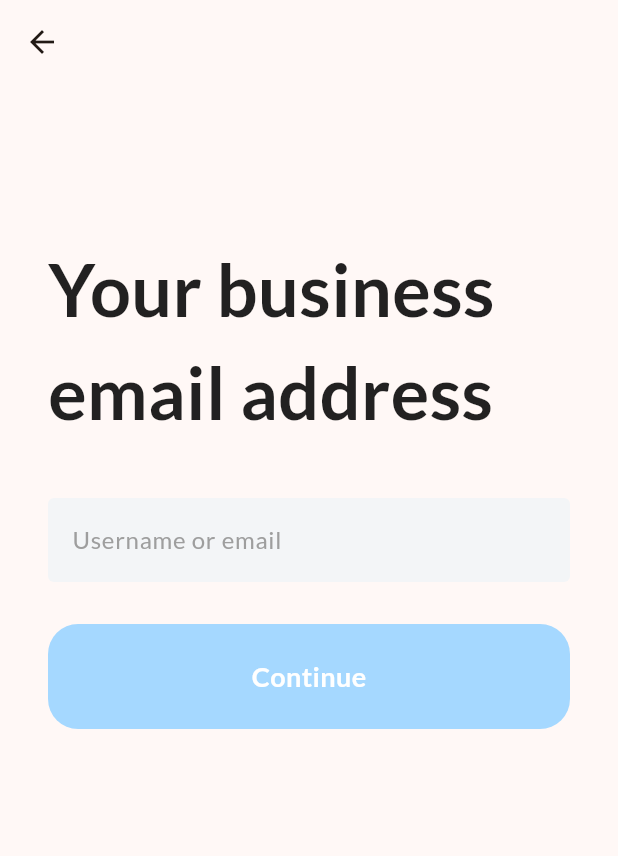
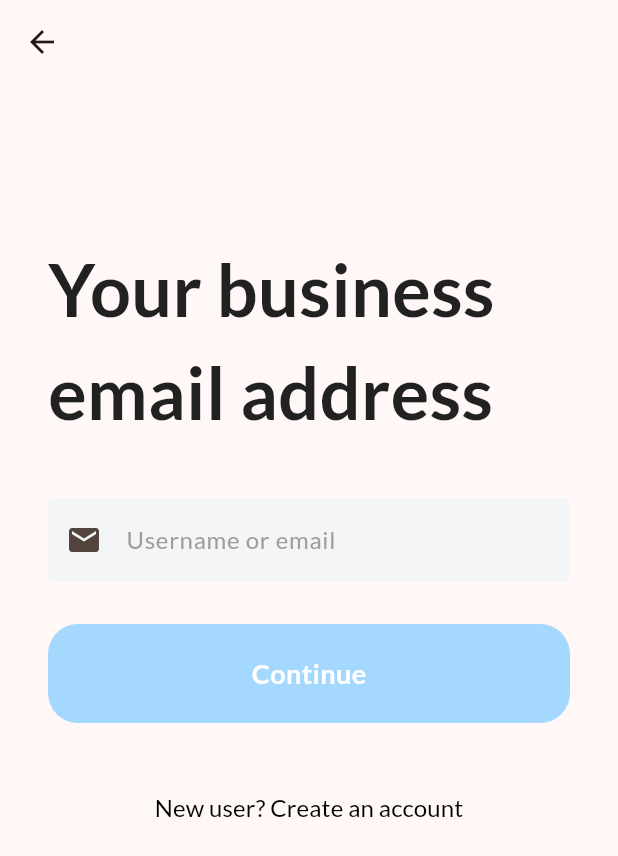
Before and after one commit to szhin/apartment-manager, a Flutter app: the screen it shows after launch, after a tap on "Continue with Email", on a phone screen of 412 x 824 dp. Shown: the top 856 px of the screen. Run offline on Flutter 3.47's test engine with Material 2 defaults, Android fonts, the phone set to English and light mode, and no system bars; our stand-ins replace email_validator, google_fonts.

Commit message:
create create account, add username and email confirm

```diff
--- a/lib/components/inkwell_image_text.dart
+++ b/lib/components/inkwell_image_text.dart
@@ -17,7 +17,7 @@ class InkWellImageText extends StatelessWidget {
     return InkWell(
       onTap: () {},
       child: Container(
-        padding: const EdgeInsets.all(20),
+        padding: const EdgeInsets.all(18),
         margin: EdgeInsets.symmetric(horizontal: margin),
         decoration: BoxDecoration(
           color: Colors.white,
--- a/lib/components/inkwell_text.dart
+++ b/lib/components/inkwell_text.dart
@@ -3,34 +3,40 @@ import 'package:flutter/material.dart';
 class InkWellText extends StatelessWidget {
   final String text;
   final double margin;
-  final bool isValid;
-  final bool isCorrectEmail;
+  final bool isValidEmail;
+
+  // isValidEmail to check validity of email format
+  // (_isEmailValid = EmailValidator.validate(email))
+  final bool isCorrect;
+  // isCorrect to check the similarity between
+  // text and password or text or email in database
   final Function onTap;
 
   const InkWellText({
     super.key,
     required this.text,
     required this.margin,
-    required this.isValid,
-    required this.isCorrectEmail,
+    required this.isValidEmail,
+    required this.isCorrect,
     required this.onTap,
   });
 
   @override
   Widget build(BuildContext context) {
-    final color = isValid
+    // If inkwell not have contain Email, parameter = true
+    final color = isValidEmail
         ? const Color.fromARGB(255, 7, 126, 225)
         : const Color.fromRGBO(165, 216, 255, 1);
 
     return InkWell(
       onTap: () => {
-        if (isCorrectEmail)
+        if (isCorrect)
           {
             onTap(),
           }
       },
       child: Container(
-        padding: const EdgeInsets.all(20),
+        padding: const EdgeInsets.all(18),
         margin: EdgeInsets.symmetric(horizontal: margin),
         decoration: BoxDecoration(
           color: color,
--- a/lib/components/my_textfield.dart
+++ b/lib/components/my_textfield.dart
@@ -5,6 +5,7 @@ class MyTextField extends StatelessWidget {
   final String hintText;
   final bool obscureText;
   final Function onChanged;
+  final IconData icon;
 
   const MyTextField({
     super.key,
@@ -12,6 +13,7 @@ class MyTextField extends StatelessWidget {
     required this.hintText,
     required this.obscureText,
     required this.onChanged,
+    required this.icon,
   });
 
   @override
@@ -33,6 +35,7 @@ class MyTextField extends StatelessWidget {
           ),
           fillColor: const Color.fromRGBO(243, 245, 247, 1),
           filled: true,
+          prefixIcon: Icon(icon),
           hintText: hintText,
           hintStyle: TextStyle(
             color: Colors.grey[500],
--- a/lib/main.dart
+++ b/lib/main.dart
@@ -1,4 +1,3 @@
-import 'package:apartment_manager/screens/find_apartment_screen.dart';
 import 'package:apartment_manager/screens/sign_in/login_screen.dart';
 import 'package:flutter/material.dart';
 import 'package:google_fonts/google_fonts.dart';
--- a/lib/screens/sign_in/email_screen.dart
+++ b/lib/screens/sign_in/email_screen.dart
@@ -1,6 +1,7 @@
 import 'package:apartment_manager/components/inkwell_text.dart';
 import 'package:apartment_manager/components/my_textfield.dart';
 import 'package:apartment_manager/data/accounts_info.dart';
+import 'package:apartment_manager/screens/sign_in/create_account.dart';
 import 'package:apartment_manager/screens/sign_in/password_screen.dart';
 import 'package:email_validator/email_validator.dart';
 import 'package:flutter/material.dart';
@@ -14,9 +15,8 @@ class EmailScreen extends StatefulWidget {
 
 class _EmailScreenState extends State<EmailScreen> {
   final usernameController = TextEditingController();
-  final passwordController = TextEditingController();
   bool _isEmailValid = false;
-  bool _isCorrectEmailUsername = false;
+  bool _isCorrectEmail = false;
 
   void _checkEmailFormat(String email) {
     setState(() {
@@ -31,7 +31,7 @@ class _EmailScreenState extends State<EmailScreen> {
     setState(() {
       for (var i = 0; i < accountsInfo.length; i++) {
         if (text == accountsInfo[i].email) {
-          _isCorrectEmailUsername = true;
+          _isCorrectEmail = true;
         }
       }
     });
@@ -46,11 +46,21 @@ class _EmailScreenState extends State<EmailScreen> {
     );
   }
 
+  void screenEmailToCreateAccount(BuildContext context) {
+    Navigator.push(
+      context,
+      MaterialPageRoute(
+        builder: (context) => const CreateAccount(),
+      ),
+    );
+  }
+
   @override
   Widget build(BuildContext context) {
     return Scaffold(
         appBar: AppBar(),
-      body: Padding(
+        body: SingleChildScrollView(
+          child: Padding(
             padding: const EdgeInsets.all(32),
             child: Column(
               mainAxisAlignment: MainAxisAlignment.start,
@@ -72,20 +82,39 @@ class _EmailScreenState extends State<EmailScreen> {
                   onChanged: (text) {
                     _checkEmailFormat(text);
                   },
+                  icon: Icons.email,
                 ),
                 const SizedBox(height: 24),
                 InkWellText(
                   text: 'Continue',
                   margin: 0,
-              isValid: _isEmailValid,
-              isCorrectEmail: _isCorrectEmailUsername,
+                  isValidEmail: _isEmailValid,
+                  isCorrect: _isCorrectEmail,
                   onTap: () {
                     screenEmailToPassword(context);
                   },
+                ),
+                const SizedBox(height: 32),
+                Row(
+                  mainAxisAlignment: MainAxisAlignment.center,
+                  children: [
+                    TextButton(
+                      onPressed: () {
+                        screenEmailToCreateAccount(context);
+                      },
+                      child: const Text(
+                        'New user? Create an account',
+                        style: TextStyle(
+                          fontSize: 16,
+                          color: Colors.black,
+                        ),
+                      ),
+                    ),
+                  ],
                 )
               ],
             ),
           ),
-    );
+        ));
   }
 }
--- a/lib/screens/sign_in/login_screen.dart
+++ b/lib/screens/sign_in/login_screen.dart
@@ -58,7 +58,7 @@ class LoginScreen extends StatelessWidget {
                   child: Column(
                     mainAxisAlignment: MainAxisAlignment.start,
                     children: [
-                      const SizedBox(height: 52),
+                      const SizedBox(height: 42),
                       const Text(
                         "Welcome back to our app!",
                         style: TextStyle(
@@ -75,24 +75,24 @@ class LoginScreen extends StatelessWidget {
                           fontSize: 18,
                         ),
                       ),
-                      const SizedBox(height: 30),
+                      const SizedBox(height: 34),
                       const InkWellImageText(
                         text: 'Continue with Google',
                         imagePath: 'assets/images/login/google.png',
                         margin: 20.0,
                       ),
-                      const SizedBox(height: 10),
+                      const SizedBox(height: 18),
                       const InkWellImageText(
                         text: 'Continue with Apple',
                         imagePath: 'assets/images/login/apple.png',
                         margin: 20.0,
                       ),
-                      const SizedBox(height: 10),
+                      const SizedBox(height: 18),
                       InkWellText(
                         text: 'Continue with Email',
                         margin: 20,
-                        isValid: true,
-                        isCorrectEmail: true,
+                        isValidEmail: true,
+                        isCorrect: true,
                         onTap: () {
                           toEmailScreen(context);
                         },
```
Also changed, not shown: lib/screens/loading_screen.dart (added, +15 -0 lines), lib/screens/sign_in/create_account.dart (added, +160 -0 lines), lib/screens/sign_in/password_screen.dart (+66 -1 lines). Lines whose indentation alone changed are shown as unchanged.
